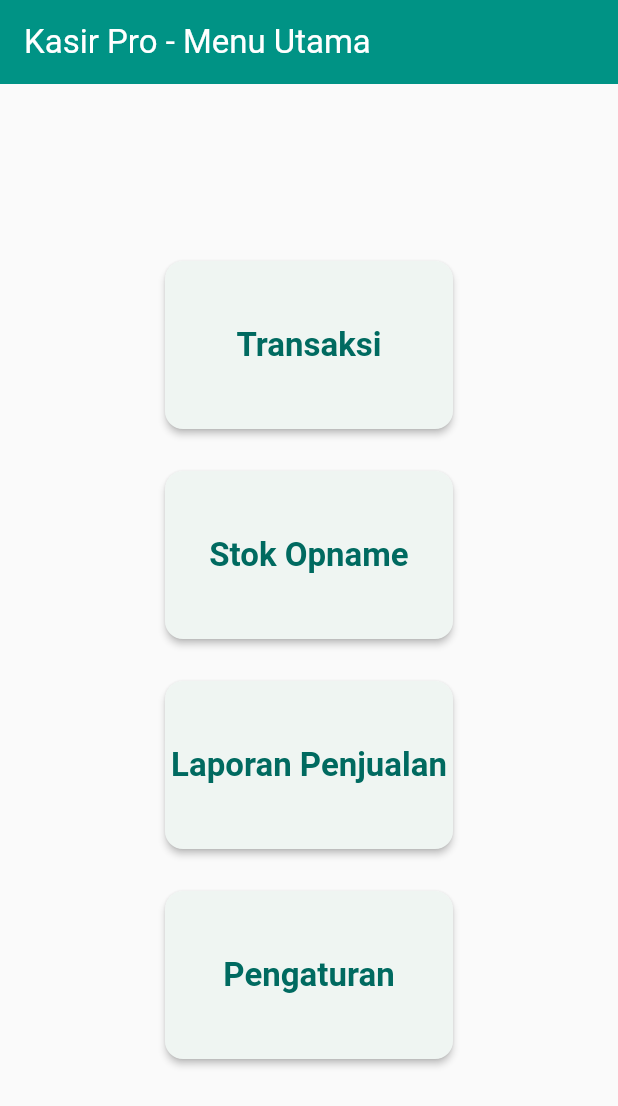
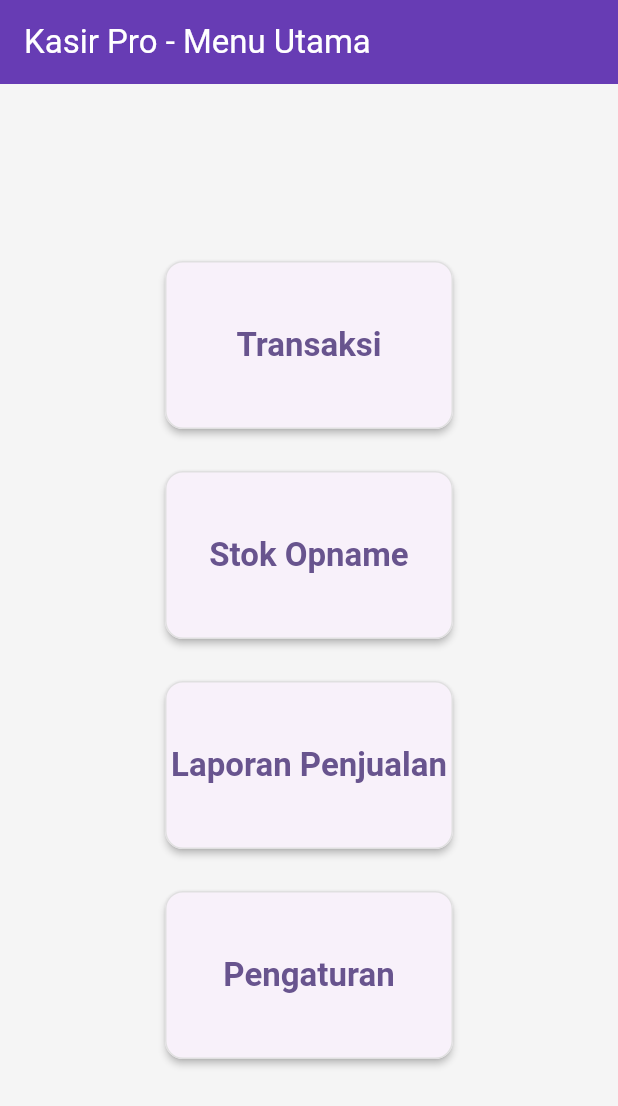
Before and after one commit to mrshubuh/kasir-pro, a Flutter app: the screen it shows after launch, on a phone screen of 412 x 824 dp. Shown: the top 1106 px of the screen. Run offline on Flutter 3.47's test engine with Material 3 defaults, Android fonts, the phone set to English and light mode, and no system bars; our stand-ins replace csv, file_picker, flutter_blue_plus, image_picker, sqflite, sqflite_common_ffi; missing offline and left inert: esc_pos_utils_plus, flutter_usb_printer; accounts and stored records are empty.

```diff
--- a/lib/main.dart
+++ b/lib/main.dart
@@ -3,11 +3,18 @@ import 'package:flutter/material.dart';
 import 'package:kasir_pro/screens/home_screen.dart';
 import 'package:sqflite_common_ffi/sqflite_ffi.dart';
 
-void main() async {
-  // Inisialisasi FFI untuk SQLite di Windows/Desktop
+// Fungsi main sekarang menjadi async untuk memastikan inisialisasi selesai
+Future<void> main() async {
+  // Wajib dipanggil sebelum menjalankan aplikasi untuk memastikan binding Flutter siap
+  WidgetsFlutterBinding.ensureInitialized();
+
+  // Memeriksa apakah platform adalah desktop (Windows, Linux, atau MacOS)
   if (Platform.isWindows || Platform.isLinux || Platform.isMacOS) {
+    // Inisialisasi FFI untuk sqflite
     sqfliteFfiInit();
+    // Mengubah factory database default ke versi FFI yang kompatibel dengan desktop
     databaseFactory = databaseFactoryFfi;
+    print("Inisialisasi FFI untuk Desktop BERHASIL.");
   }
 
   runApp(const KasirProApp());
@@ -21,24 +28,33 @@ class KasirProApp extends StatelessWidget {
     return MaterialApp(
       title: 'Kasir Pro',
       theme: ThemeData(
-        colorScheme: ColorScheme.fromSeed(seedColor: Colors.teal),
+        colorScheme: ColorScheme.fromSeed(seedColor: Colors.deepPurple),
         useMaterial3: true,
-        // Menggunakan TextButtonTheme untuk menghilangkan highlight berlebihan
         textButtonTheme: TextButtonThemeData(
           style: TextButton.styleFrom(
-            foregroundColor: Colors.teal.shade800,
-            padding: const EdgeInsets.symmetric(horizontal: 16, vertical: 12),
+            foregroundColor: Colors.deepPurple.shade700,
+            padding: const EdgeInsets.symmetric(horizontal: 16, vertical: 14),
             shape: RoundedRectangleBorder(
               borderRadius: BorderRadius.circular(8),
             ),
+            textStyle: const TextStyle(
+              fontWeight: FontWeight.bold,
+            )
           ),
         ),
-        appBarTheme: const AppBarTheme(
-          backgroundColor: Colors.teal,
+        appBarTheme: AppBarTheme(
+          backgroundColor: Colors.deepPurple,
           foregroundColor: Colors.white,
           elevation: 2,
         ),
-        scaffoldBackgroundColor: Colors.grey.shade50,
+        scaffoldBackgroundColor: Colors.grey.shade100,
+        cardTheme: CardTheme(
+          elevation: 1,
+          shape: RoundedRectangleBorder(
+            borderRadius: BorderRadius.circular(12),
+            side: BorderSide(color: Colors.grey.shade300)
+          )
+        )
       ),
       debugShowCheckedModeBanner: false,
       home: const HomeScreen(),
```
Also changed, not shown: lib/screens/laporan/laporan_penjualan_screen.dart (+129 -138 lines).
